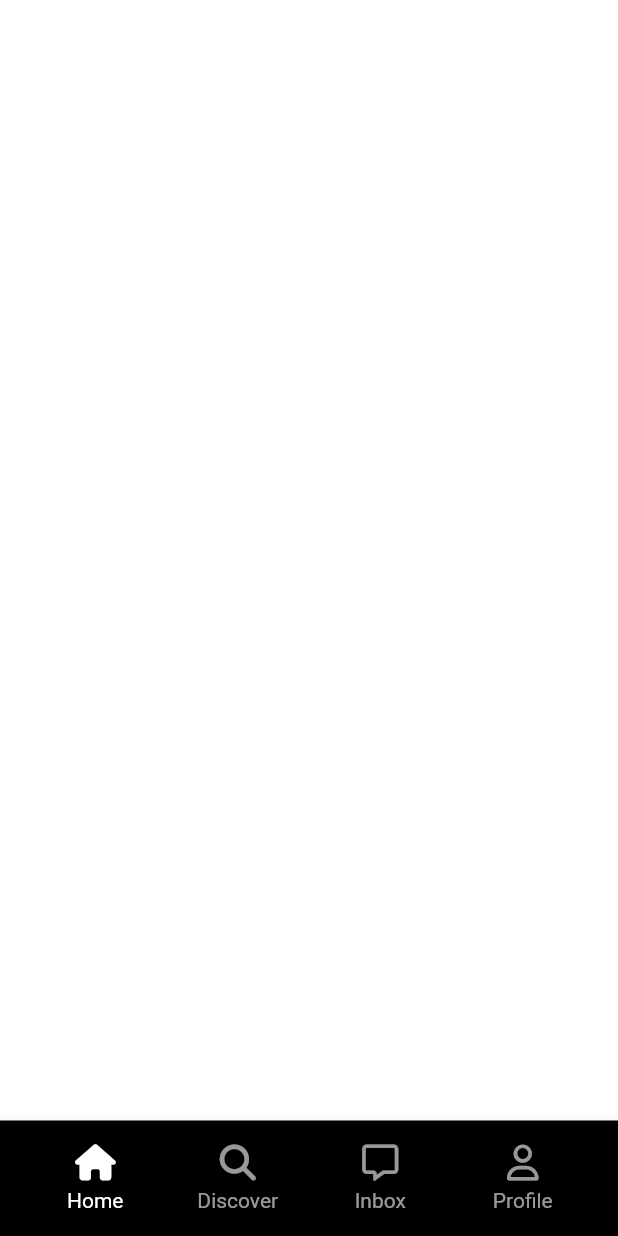
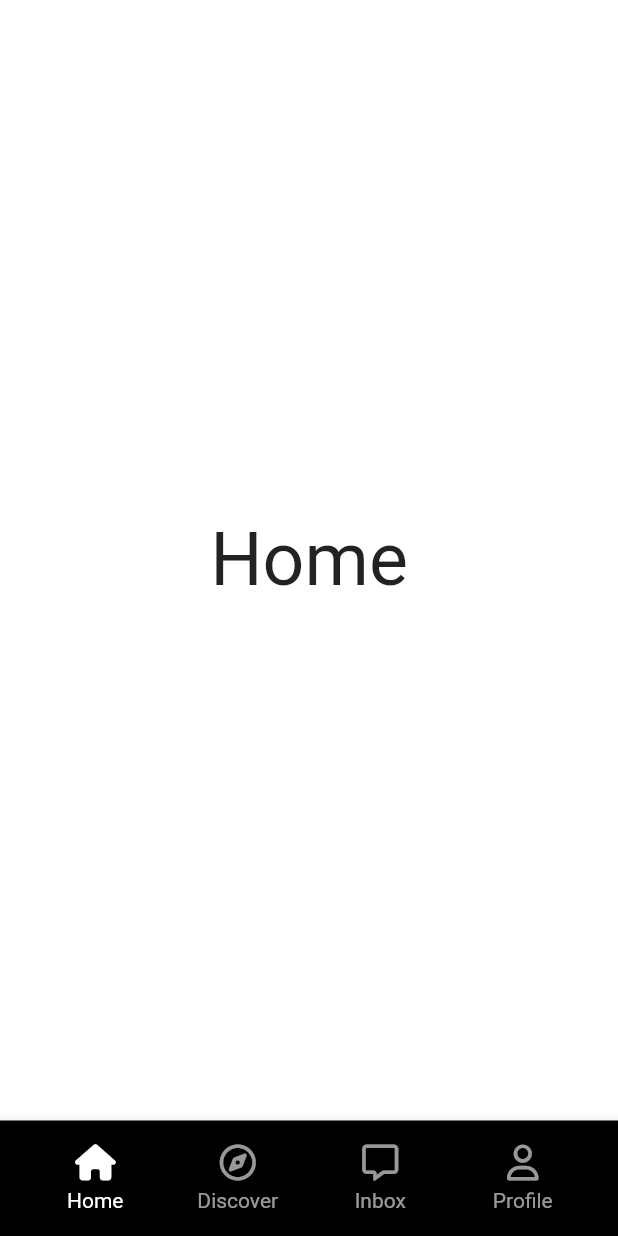
Before and after one commit to imonkfcwifi/tiktok, a Flutter app: the screen it shows after launch, on a phone screen of 412 x 824 dp. Run offline on Flutter 3.47's test engine with Material 2 defaults, Android fonts, the phone set to English and light mode, and no system bars; our stand-ins replace font_awesome_flutter.

Commit message:
Stateful Navigation part One (1)

```diff
--- a/lib/features/main_navigation/main_navigation_screen.dart
+++ b/lib/features/main_navigation/main_navigation_screen.dart
@@ -19,9 +19,37 @@ class _MainNavigationScreenState extends State<MainNavigationScreen> {
     });
   }
 
+  final screens = [
+    const Center(
+      child: Text(
+        'Home',
+        style: TextStyle(fontSize: 49),
+      ),
+    ),
+    const Center(
+      child: Text(
+        'Search',
+        style: TextStyle(fontSize: 49),
+      ),
+    ),
+    Container(),
+    const Center(
+      child: Text(
+        'Index',
+        style: TextStyle(fontSize: 49),
+      ),
+    ),
+    const Center(
+      child: Text(
+        'Profile',
+        style: TextStyle(fontSize: 49),
+      ),
+    ),
+  ];
   @override
   Widget build(BuildContext context) {
     return Scaffold(
+      body: screens.elementAt(_selectedIndex),
       bottomNavigationBar: BottomAppBar(
         color: Colors.black,
         child: Padding(
@@ -31,24 +59,28 @@ class _MainNavigationScreenState extends State<MainNavigationScreen> {
             children: [
               NavTap(
                 icon: FontAwesomeIcons.house,
+                selectedIcon: FontAwesomeIcons.house,
                 isSelected: _selectedIndex == 0,
                 text: 'Home',
                 onTap: () => _onTap(0),
               ),
               NavTap(
-                icon: FontAwesomeIcons.magnifyingGlass,
+                icon: FontAwesomeIcons.compass,
+                selectedIcon: FontAwesomeIcons.solidCompass,
                 isSelected: _selectedIndex == 1,
                 text: 'Discover',
                 onTap: () => _onTap(1),
               ),
               NavTap(
                 icon: FontAwesomeIcons.message,
+                selectedIcon: FontAwesomeIcons.solidMessage,
                 isSelected: _selectedIndex == 3,
                 text: 'Inbox',
                 onTap: () => _onTap(3),
               ),
               NavTap(
                 icon: FontAwesomeIcons.user,
+                selectedIcon: FontAwesomeIcons.solidUser,
                 isSelected: _selectedIndex == 4,
                 text: 'Profile',
                 onTap: () => _onTap(4),
--- a/lib/features/main_navigation/widgets/nav_tab.dart
+++ b/lib/features/main_navigation/widgets/nav_tab.dart
@@ -8,11 +8,13 @@ class NavTap extends StatelessWidget {
       required this.text,
       required this.isSelected,
       required this.icon,
-      required this.onTap});
+      required this.onTap,
+      required this.selectedIcon});
 
   final String text;
   final bool isSelected;
   final IconData icon;
+  final IconData selectedIcon;
   final Function onTap;
 
   @override
@@ -27,7 +29,7 @@ class NavTap extends StatelessWidget {
             mainAxisSize: MainAxisSize.min,
             children: [
               FaIcon(
-                icon,
+                isSelected ? selectedIcon : icon,
                 color: Colors.white,
               ),
               Gaps.v5,
```
Also changed, not shown: lib/features/main_navigation/widgets/stf_screen.dart (added, +31 -0 lines).
